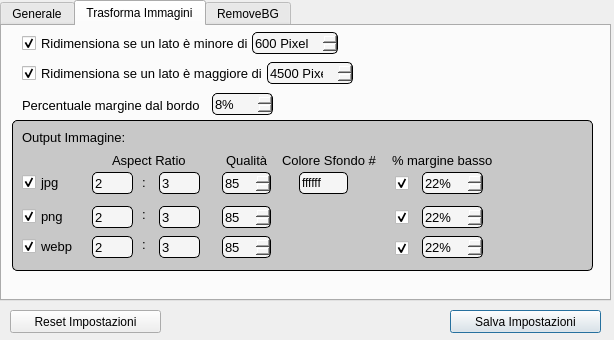
RobertoRomolini/FotoMaster, file WindowWidgets/Settings/optionsWidget.ui: the form before one commit.
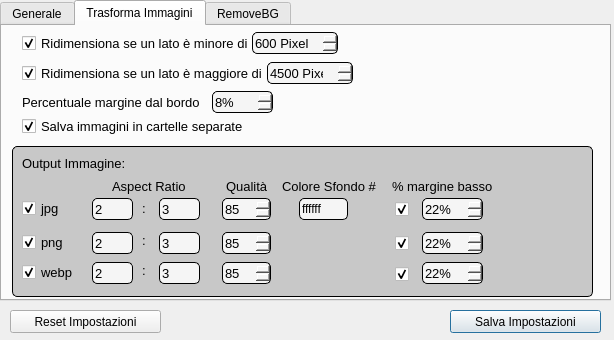
The form after the commit. The open tabs and pages were chosen to show the change. Icons and pictures are not drawn. Custom widgets are drawn as their Qt base class.

Diff of the .ui file:
```diff
--- a/WindowWidgets/Settings/optionsWidget.ui
+++ b/WindowWidgets/Settings/optionsWidget.ui
@@ -342,7 +342,7 @@
      <property name="geometry">
       <rect>
        <x>210</x>
-       <y>67</y>
+       <y>65</y>
        <width>61</width>
        <height>22</height>
       </rect>
@@ -415,7 +415,7 @@
      <property name="geometry">
       <rect>
        <x>20</x>
-       <y>71</y>
+       <y>68</y>
        <width>181</width>
        <height>16</height>
       </rect>
@@ -433,7 +433,7 @@
      <property name="geometry">
       <rect>
        <x>110</x>
-       <y>126</y>
+       <y>152</y>
        <width>81</width>
        <height>16</height>
       </rect>
@@ -451,7 +451,7 @@
      <property name="geometry">
       <rect>
        <x>140</x>
-       <y>148</y>
+       <y>174</y>
        <width>16</width>
        <height>16</height>
       </rect>
@@ -469,7 +469,7 @@
      <property name="geometry">
       <rect>
        <x>90</x>
-       <y>146</y>
+       <y>172</y>
        <width>41</width>
        <height>22</height>
       </rect>
@@ -511,7 +511,7 @@
      <property name="geometry">
       <rect>
        <x>157</x>
-       <y>146</y>
+       <y>172</y>
        <width>41</width>
        <height>22</height>
       </rect>
@@ -553,7 +553,7 @@
      <property name="geometry">
       <rect>
        <x>20</x>
-       <y>103</y>
+       <y>129</y>
        <width>111</width>
        <height>16</height>
       </rect>
@@ -571,7 +571,7 @@
      <property name="geometry">
       <rect>
        <x>10</x>
-       <y>94</y>
+       <y>120</y>
        <width>581</width>
        <height>151</height>
       </rect>
@@ -589,7 +589,7 @@
      <property name="geometry">
       <rect>
        <x>20</x>
-       <y>146</y>
+       <y>172</y>
        <width>41</width>
        <height>20</height>
       </rect>
@@ -613,7 +613,7 @@
      <property name="geometry">
       <rect>
        <x>20</x>
-       <y>180</y>
+       <y>206</y>
        <width>41</width>
        <height>20</height>
       </rect>
@@ -637,7 +637,7 @@
      <property name="geometry">
       <rect>
        <x>90</x>
-       <y>180</y>
+       <y>206</y>
        <width>41</width>
        <height>22</height>
       </rect>
@@ -679,7 +679,7 @@
      <property name="geometry">
       <rect>
        <x>140</x>
-       <y>180</y>
+       <y>206</y>
        <width>16</width>
        <height>16</height>
       </rect>
@@ -697,7 +697,7 @@
      <property name="geometry">
       <rect>
        <x>157</x>
-       <y>180</y>
+       <y>206</y>
        <width>41</width>
        <height>22</height>
       </rect>
@@ -739,7 +739,7 @@
      <property name="geometry">
       <rect>
        <x>20</x>
-       <y>210</y>
+       <y>236</y>
        <width>51</width>
        <height>20</height>
       </rect>
@@ -763,7 +763,7 @@
      <property name="geometry">
       <rect>
        <x>90</x>
-       <y>210</y>
+       <y>236</y>
        <width>41</width>
        <height>22</height>
       </rect>
@@ -805,7 +805,7 @@
      <property name="geometry">
       <rect>
        <x>140</x>
-       <y>210</y>
+       <y>236</y>
        <width>16</width>
        <height>16</height>
       </rect>
@@ -823,7 +823,7 @@
      <property name="geometry">
       <rect>
        <x>157</x>
-       <y>210</y>
+       <y>236</y>
        <width>41</width>
        <height>22</height>
       </rect>
@@ -865,7 +865,7 @@
      <property name="geometry">
       <rect>
        <x>224</x>
-       <y>126</y>
+       <y>152</y>
        <width>51</width>
        <height>16</height>
       </rect>
@@ -883,7 +883,7 @@
      <property name="geometry">
       <rect>
        <x>220</x>
-       <y>146</y>
+       <y>172</y>
        <width>49</width>
        <height>22</height>
       </rect>
@@ -953,7 +953,7 @@
      <property name="geometry">
       <rect>
        <x>220</x>
-       <y>180</y>
+       <y>206</y>
        <width>49</width>
        <height>22</height>
       </rect>
@@ -1023,7 +1023,7 @@
      <property name="geometry">
       <rect>
        <x>220</x>
-       <y>210</y>
+       <y>236</y>
        <width>49</width>
        <height>22</height>
       </rect>
@@ -1093,7 +1093,7 @@
      <property name="geometry">
       <rect>
        <x>280</x>
-       <y>126</y>
+       <y>152</y>
        <width>101</width>
        <height>16</height>
       </rect>
@@ -1111,7 +1111,7 @@
      <property name="geometry">
       <rect>
        <x>297</x>
-       <y>146</y>
+       <y>172</y>
        <width>49</width>
        <height>22</height>
       </rect>
@@ -1133,7 +1133,7 @@
      <property name="geometry">
       <rect>
        <x>390</x>
-       <y>126</y>
+       <y>152</y>
        <width>101</width>
        <height>16</height>
       </rect>
@@ -1151,7 +1151,7 @@
      <property name="geometry">
       <rect>
        <x>420</x>
-       <y>146</y>
+       <y>172</y>
        <width>61</width>
        <height>22</height>
       </rect>
@@ -1224,7 +1224,7 @@
      <property name="geometry">
       <rect>
        <x>420</x>
-       <y>180</y>
+       <y>206</y>
        <width>61</width>
        <height>22</height>
       </rect>
@@ -1297,7 +1297,7 @@
      <property name="geometry">
       <rect>
        <x>420</x>
-       <y>210</y>
+       <y>236</y>
        <width>61</width>
        <height>22</height>
       </rect>
@@ -1370,7 +1370,7 @@
      <property name="geometry">
       <rect>
        <x>393</x>
-       <y>147</y>
+       <y>173</y>
        <width>21</width>
        <height>20</height>
       </rect>
@@ -1394,7 +1394,7 @@
      <property name="geometry">
       <rect>
        <x>393</x>
-       <y>181</y>
+       <y>207</y>
        <width>21</width>
        <height>20</height>
       </rect>
@@ -1418,7 +1418,7 @@
      <property name="geometry">
       <rect>
        <x>393</x>
-       <y>212</y>
+       <y>238</y>
        <width>21</width>
        <height>20</height>
       </rect>
@@ -1438,6 +1438,30 @@
       <bool>true</bool>
      </property>
     </widget>
+    <widget class="QCheckboxCustom" name="saveImageFolders">
+     <property name="geometry">
+      <rect>
+       <x>20</x>
+       <y>90</y>
+       <width>271</width>
+       <height>20</height>
+      </rect>
+     </property>
+     <property name="font">
+      <font>
+       <pointsize>10</pointsize>
+      </font>
+     </property>
+     <property name="toolTip">
+      <string>&lt;html&gt;&lt;head/&gt;&lt;body&gt;&lt;p align=&quot;justify&quot;&gt;Ridimensiona la foto se minore del valore indicato&lt;/p&gt;&lt;/body&gt;&lt;/html&gt;</string>
+     </property>
+     <property name="text">
+      <string>Salva immagini in cartelle separate</string>
+     </property>
+     <property name="checked">
+      <bool>true</bool>
+     </property>
+    </widget>
     <zorder>trasformaImmaginiBox_3</zorder>
     <zorder>ridimensionaMin</zorder>
     <zorder>ridimensionaMax</zorder>
```
Left out of the diff: 40 changed lines with no effect on the pictures.
